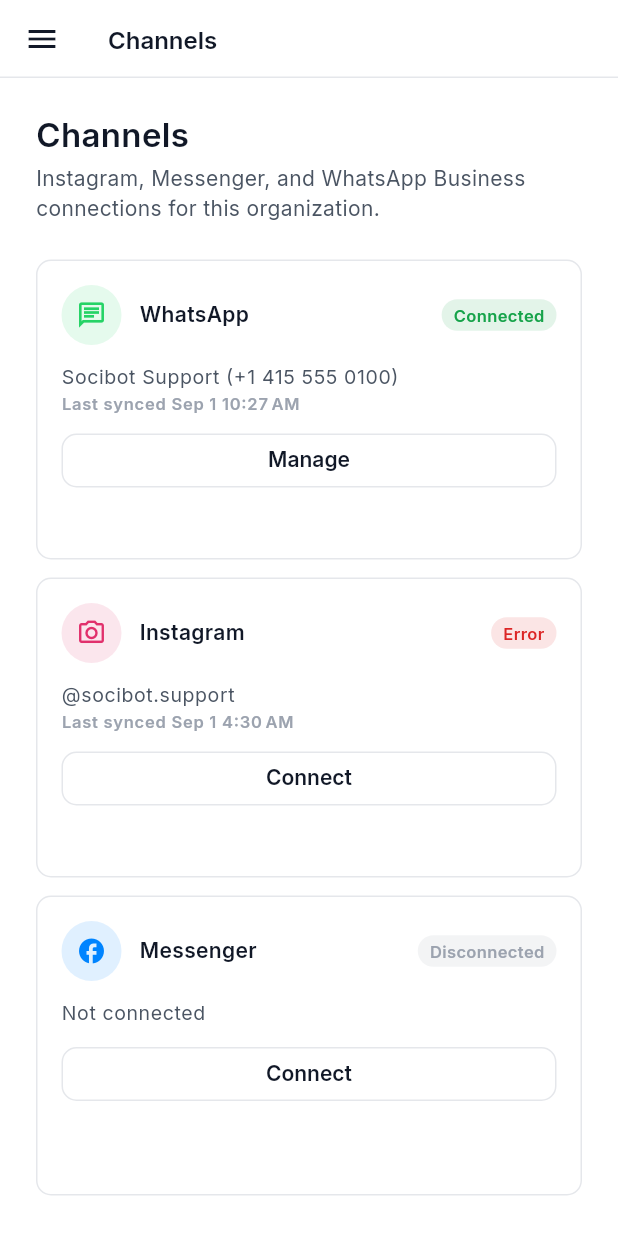
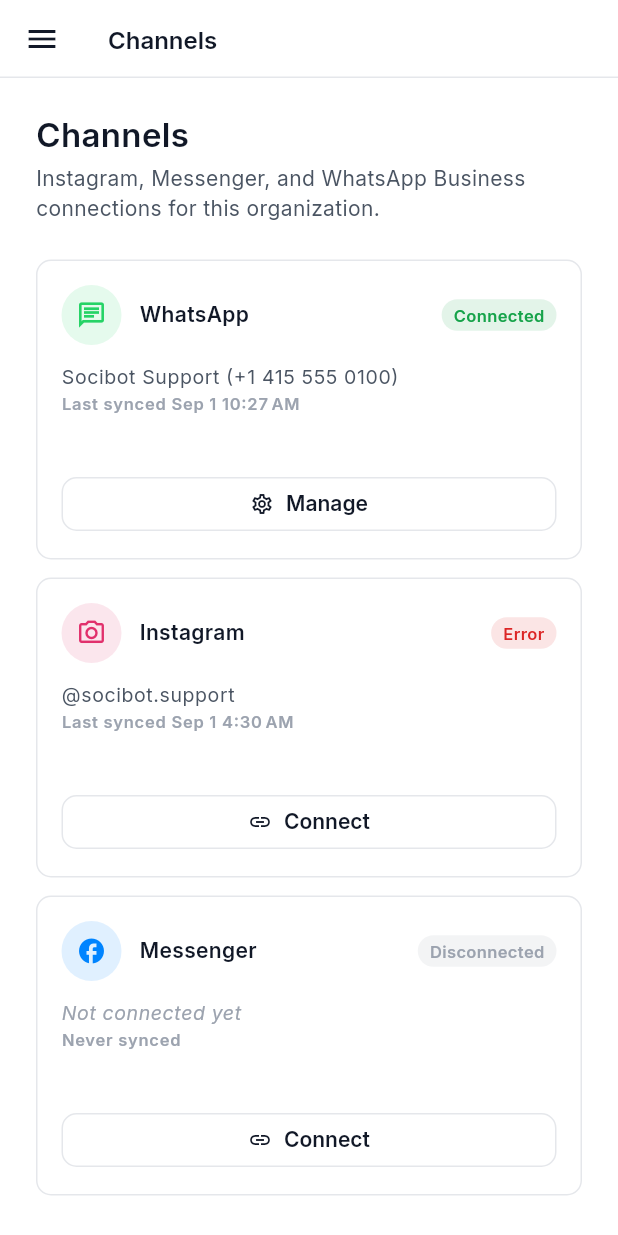
Before and after one commit to SualpSametKaya17/socibot, a Flutter app: the ChannelsScreen screen opened by its route, on a phone screen of 412 x 824 dp. Run offline on Flutter 3.47's test engine with Material 3 defaults, Android fonts, the phone set to English and light mode, and no system bars; our stand-ins replace cached_network_image, emoji_picker_flutter, file_picker, flutter_riverpod, freezed_annotation, gap and 4 more; accounts and stored records are empty; statements that could not run were skipped.

Commit message:
Fix ChannelCard's uneven card grid; make Channels/Contacts/Dashboard responsive
ChannelCard: the action button previously sat right after whatever
optional content a channel had (account name, last-synced line), so
cards with different content ended up with their buttons at different
heights — a jagged, inconsistent-looking grid. A Spacer now anchors the
button to the same baseline on every card regardless of content, and
both text rows always render (with honest "Not connected yet" / "Never
synced" placeholders) instead of conditionally appearing/disappearing.

Responsive pass (Phase R5-R7):
- Channels: grid now steps 3/2/1 columns by width instead of a single
  720px cutoff between 3 and 1.
- Contacts: added a tablet band with a narrower 280px list panel,
  matching the treatment already applied to Inbox.
- Dashboard: stats become a real responsive grid (4/2/1 columns) instead
  of a fixed Row that would have squeezed four cards into an unreadable
  sliver on a narrow screen. Also adds a 4th real stat (total
  conversations) and a staggered fade-in for the stat cards.

Co-Authored-By: Claude Sonnet 5 <noreply@anthropic.com>
Claude-Session: https://claude.ai/code/session_011tavDFGNUBGHiQmAdhuWUh

```diff
--- a/lib/features/channels/presentation/channels_screen.dart
+++ b/lib/features/channels/presentation/channels_screen.dart
@@ -44,7 +44,11 @@ class ChannelsScreen extends ConsumerWidget {
                 }
                 return LayoutBuilder(
                   builder: (context, constraints) {
-                    final columns = constraints.maxWidth >= 720 ? 3 : 1;
+                    final columns = switch (constraints.maxWidth) {
+                      >= 720 => 3,
+                      >= 480 => 2,
+                      _ => 1,
+                    };
                     return GridView.builder(
                       shrinkWrap: true,
                       physics: const NeverScrollableScrollPhysics(),
--- a/lib/features/channels/presentation/widgets/channel_card.dart
+++ b/lib/features/channels/presentation/widgets/channel_card.dart
@@ -54,8 +54,10 @@ class ChannelCard extends StatelessWidget {
                   child: Text(
                     channel.type.label,
                     style: AppTypography.labelLarge,
+                    overflow: TextOverflow.ellipsis,
                   ),
                 ),
+                const SizedBox(width: AppSpacing.sm),
                 StatusBadge(
                   label: channel.status.label,
                   tone: channel.status.tone,
@@ -64,28 +66,43 @@ class ChannelCard extends StatelessWidget {
             ),
             const SizedBox(height: AppSpacing.md),
             Text(
-              channel.accountName ?? 'Not connected',
-              style: Theme.of(context).textTheme.bodySmall
-                  ?.copyWith(color: colors.textSecondary),
+              channel.accountName ?? 'Not connected yet',
+              style: Theme.of(context).textTheme.bodySmall?.copyWith(
+                color: channel.accountName != null
+                    ? colors.textSecondary
+                    : colors.textMuted,
+                fontStyle: channel.accountName != null
+                    ? FontStyle.normal
+                    : FontStyle.italic,
+              ),
+              overflow: TextOverflow.ellipsis,
             ),
-            if (channel.lastSyncAt != null) ...[
-              const SizedBox(height: 2),
-              Text(
-                'Last synced ${DateFormat.MMMd().add_jm().format(channel.lastSyncAt!)}',
-                style: Theme.of(context).textTheme.labelSmall
-                    ?.copyWith(color: colors.textMuted),
-              ),
-            ],
-            const SizedBox(height: AppSpacing.md),
+            const SizedBox(height: 2),
+            Text(
+              channel.lastSyncAt != null
+                  ? 'Last synced ${DateFormat.MMMd().add_jm().format(channel.lastSyncAt!)}'
+                  : 'Never synced',
+              style: Theme.of(context).textTheme.labelSmall
+                  ?.copyWith(color: colors.textMuted),
+            ),
+            // Fills whatever room is left so the action button always
+            // lands on the same baseline across every card in the grid,
+            // regardless of how much optional text a given channel has.
+            const Spacer(),
+            const SizedBox(height: AppSpacing.sm),
             Tooltip(
               message: isConnected
                   ? 'Managing a connection needs the connect-channel Edge Function — coming in a later stage'
                   : 'Connecting needs Meta OAuth via an Edge Function — coming in a later stage',
               child: SizedBox(
                 width: double.infinity,
-                child: OutlinedButton(
+                child: OutlinedButton.icon(
                   onPressed: null,
-                  child: Text(isConnected ? 'Manage' : 'Connect'),
+                  icon: Icon(
+                    isConnected ? Icons.settings_outlined : Icons.link,
+                    size: 16,
+                  ),
+                  label: Text(isConnected ? 'Manage' : 'Connect'),
                 ),
               ),
             ),
```
Also changed, not shown: lib/features/contacts/presentation/contacts_screen.dart (+7 -0 lines), lib/features/dashboard/presentation/dashboard_screen.dart (+66 -42 lines).
